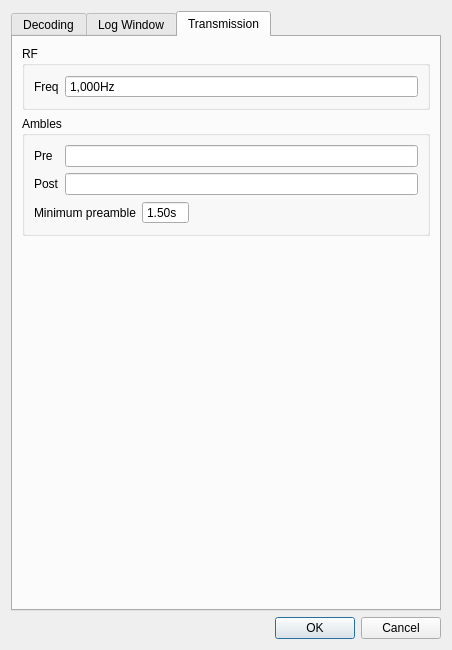
Above: JAERO/gui_classes/settingsdialog.ui from jontio/JAERO before the change. Below: the same form after it.
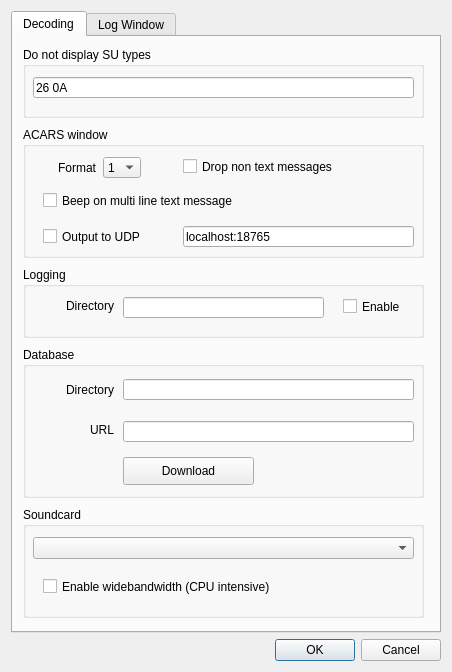
That is the form after the change. The open tabs and pages were chosen to show the change. Icons and pictures are not drawn.

Commit message: ADS parsing.UDP output for the bottom textedit. Removed unused code.

```diff
--- a/JAERO/gui_classes/settingsdialog.ui
+++ b/JAERO/gui_classes/settingsdialog.ui
@@ -7,7 +7,7 @@
     <x>0</x>
     <y>0</y>
     <width>452</width>
-    <height>650</height>
+    <height>672</height>
    </rect>
   </property>
   <property name="windowTitle">
@@ -58,7 +58,7 @@
          <x>10</x>
          <y>90</y>
          <width>401</width>
-         <height>101</height>
+         <height>131</height>
         </rect>
        </property>
        <property name="title">
@@ -152,12 +152,38 @@
          <string>Beep on multi line text message</string>
         </property>
        </widget>
+       <widget class="QCheckBox" name="checkOutputDecodedMessageToUDPPort">
+        <property name="geometry">
+         <rect>
+          <x>20</x>
+          <y>100</y>
+          <width>131</width>
+          <height>19</height>
+         </rect>
+        </property>
+        <property name="text">
+         <string>Output to UDP</string>
+        </property>
+       </widget>
+       <widget class="QLineEdit" name="lineEditudpoutputdecodedmessagesaddress">
+        <property name="geometry">
+         <rect>
+          <x>160</x>
+          <y>99</y>
+          <width>231</width>
+          <height>21</height>
+         </rect>
+        </property>
+        <property name="text">
+         <string>localhost:18765</string>
+        </property>
+       </widget>
       </widget>
       <widget class="QGroupBox" name="groupBox_5">
        <property name="geometry">
         <rect>
          <x>10</x>
-         <y>440</y>
+         <y>470</y>
          <width>401</width>
          <height>111</height>
         </rect>
@@ -193,7 +219,7 @@
        <property name="geometry">
         <rect>
          <x>10</x>
-         <y>200</y>
+         <y>230</y>
          <width>401</width>
          <height>71</height>
         </rect>
@@ -257,7 +283,7 @@
        <property name="geometry">
         <rect>
          <x>10</x>
-         <y>280</y>
+         <y>310</y>
          <width>401</width>
          <height>151</height>
         </rect>
@@ -400,145 +426,6 @@
        </property>
       </widget>
      </widget>
-     <widget class="QWidget" name="Transmission">
-      <attribute name="title">
-       <string>Transmission</string>
-      </attribute>
-      <layout class="QVBoxLayout" name="verticalLayout_6">
-       <item>
-        <layout class="QHBoxLayout" name="horizontalLayout_2" stretch="7">
-         <item>
-          <widget class="QGroupBox" name="groupBox_3">
-           <property name="title">
-            <string>RF</string>
-           </property>
-           <layout class="QVBoxLayout" name="verticalLayout_3">
-            <item>
-             <layout class="QFormLayout" name="formLayout">
-              <item row="0" column="0">
-               <widget class="QLabel" name="label_3">
-                <property name="text">
-                 <string>Freq</string>
-                </property>
-               </widget>
-              </item>
-              <item row="0" column="1">
-               <widget class="QSpinBox" name="spinBoxTXFreq">
-                <property name="buttonSymbols">
-                 <enum>QAbstractSpinBox::NoButtons</enum>
-                </property>
-                <property name="showGroupSeparator" stdset="0">
-                 <bool>true</bool>
-                </property>
-                <property name="suffix">
-                 <string>Hz</string>
-                </property>
-                <property name="minimum">
-                 <number>100</number>
-                </property>
-                <property name="maximum">
-                 <number>100000000</number>
-                </property>
-                <property name="value">
-                 <number>1000</number>
-                </property>
-               </widget>
-              </item>
-             </layout>
-            </item>
-           </layout>
-          </widget>
-         </item>
-        </layout>
-       </item>
-       <item>
-        <widget class="QGroupBox" name="groupBox_2">
-         <property name="title">
-          <string>Ambles</string>
-         </property>
-         <layout class="QVBoxLayout" name="verticalLayout_4">
-          <item>
-           <layout class="QFormLayout" name="formLayout_2">
-            <item row="0" column="0">
-             <widget class="QLabel" name="label">
-              <property name="text">
-               <string>Pre</string>
-              </property>
-             </widget>
-            </item>
-            <item row="1" column="0">
-             <widget class="QLabel" name="label_2">
-              <property name="text">
-               <string>Post</string>
-              </property>
-             </widget>
-            </item>
-            <item row="2" column="0" colspan="2">
-             <layout class="QHBoxLayout" name="horizontalLayout">
-              <item>
-               <widget class="QLabel" name="label_4">
-                <property name="text">
-                 <string>Minimum preamble</string>
-                </property>
-               </widget>
-              </item>
-              <item>
-               <widget class="QDoubleSpinBox" name="doubleSpinboxminpreamble">
-                <property name="buttonSymbols">
-                 <enum>QAbstractSpinBox::NoButtons</enum>
-                </property>
-                <property name="suffix">
-                 <string>s</string>
-                </property>
-                <property name="maximum">
-                 <double>10.000000000000000</double>
-                </property>
-                <property name="value">
-                 <double>1.500000000000000</double>
-                </property>
-               </widget>
-              </item>
-              <item>
-               <spacer name="horizontalSpacer">
-                <property name="orientation">
-                 <enum>Qt::Horizontal</enum>
-                </property>
-                <property name="sizeHint" stdset="0">
-                 <size>
-                  <width>88</width>
-                  <height>20</height>
-                 </size>
-                </property>
-               </spacer>
-              </item>
-             </layout>
-            </item>
-            <item row="1" column="1">
-             <widget class="QLineEdit" name="linePostamble"/>
-            </item>
-            <item row="0" column="1">
-             <widget class="QLineEdit" name="linePreamble"/>
-            </item>
-           </layout>
-          </item>
-         </layout>
-        </widget>
-       </item>
-       <item>
-        <spacer name="verticalSpacer">
-         <property name="orientation">
-          <enum>Qt::Vertical</enum>
-         </property>
-         <property name="sizeHint" stdset="0">
-          <size>
-           <width>20</width>
-           <height>9</height>
-          </size>
-         </property>
-        </spacer>
-       </item>
-      </layout>
-     </widget>
     </widget>
    </item>
    <item>
```
The commit also changes 26 other files.
